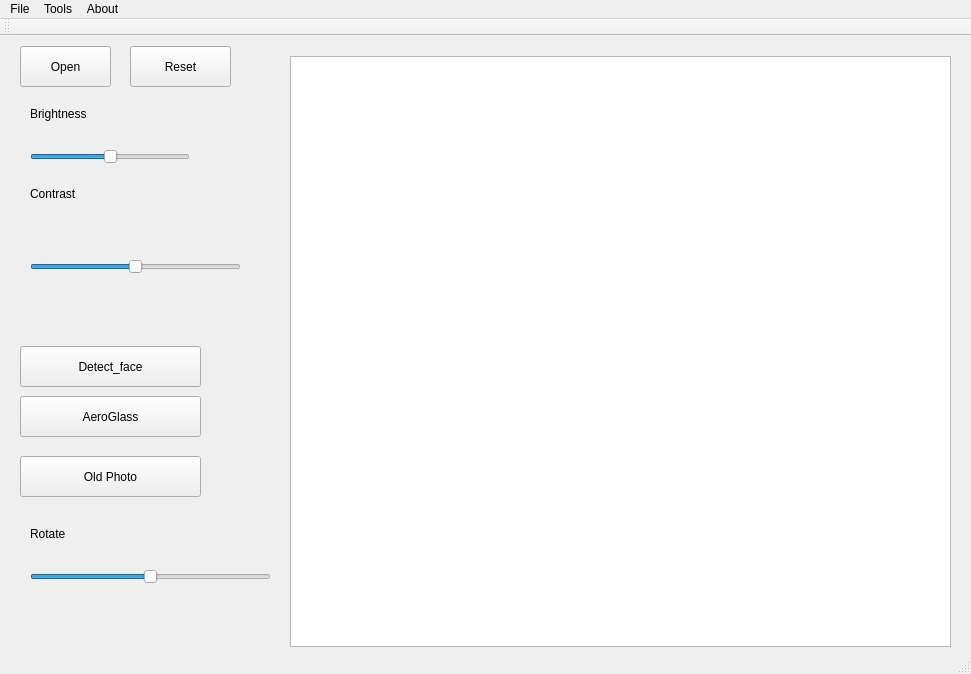
Above: view.ui from yang-han/GraphicsEditor before the change. Below: the same form after it.
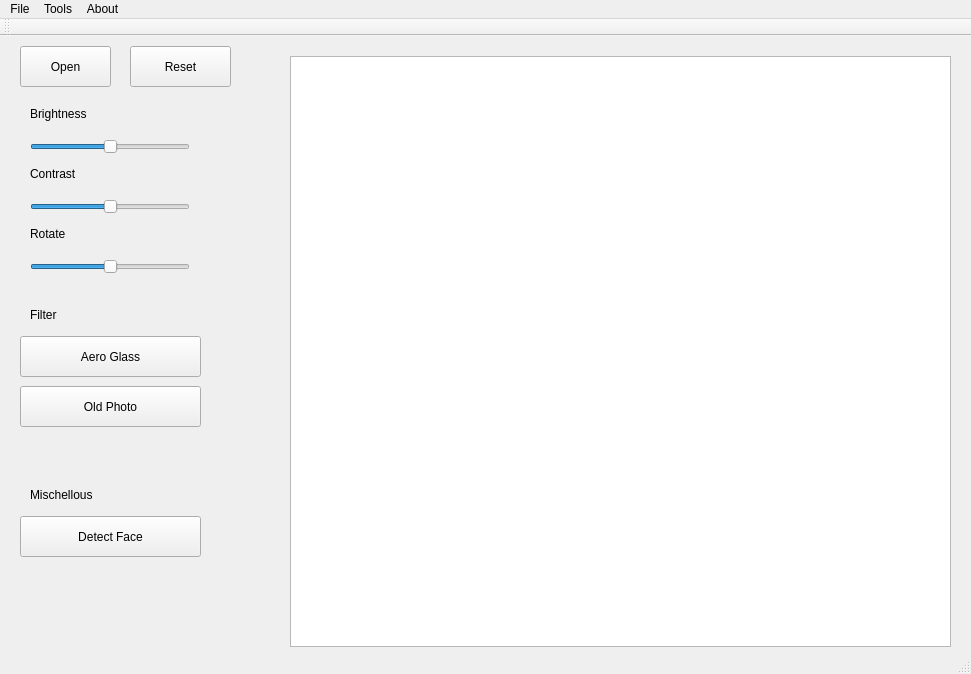
That is the form after the change.

What changed in the file:
```diff
--- a/view.ui
+++ b/view.ui
@@ -44,7 +44,7 @@
     <property name="geometry">
      <rect>
       <x>30</x>
-      <y>110</y>
+      <y>100</y>
       <width>160</width>
       <height>22</height>
      </rect>
@@ -98,8 +98,8 @@
     <property name="geometry">
      <rect>
       <x>30</x>
-      <y>220</y>
-      <width>211</width>
+      <y>160</y>
+      <width>160</width>
       <height>22</height>
      </rect>
     </property>
@@ -129,7 +129,7 @@
     <property name="geometry">
      <rect>
       <x>30</x>
-      <y>150</y>
+      <y>130</y>
       <width>60</width>
       <height>16</height>
      </rect>
@@ -142,7 +142,7 @@
     <property name="geometry">
      <rect>
       <x>20</x>
-      <y>420</y>
+      <y>350</y>
       <width>181</width>
       <height>41</height>
      </rect>
@@ -168,21 +168,21 @@
     <property name="geometry">
      <rect>
       <x>20</x>
-      <y>310</y>
+      <y>480</y>
       <width>181</width>
       <height>41</height>
      </rect>
     </property>
     <property name="text">
-     <string>Detect_face</string>
+     <string>Detect Face</string>
     </property>
    </widget>
    <widget class="QSlider" name="rotateSlider">
     <property name="geometry">
      <rect>
       <x>30</x>
-      <y>530</y>
-      <width>241</width>
+      <y>220</y>
+      <width>160</width>
       <height>21</height>
      </rect>
     </property>
@@ -200,7 +200,7 @@
     <property name="geometry">
      <rect>
       <x>30</x>
-      <y>490</y>
+      <y>190</y>
       <width>60</width>
       <height>16</height>
      </rect>
@@ -213,13 +213,39 @@
     <property name="geometry">
      <rect>
       <x>20</x>
-      <y>360</y>
+      <y>300</y>
       <width>181</width>
       <height>41</height>
      </rect>
     </property>
     <property name="text">
-     <string>AeroGlass</string>
+     <string>Aero Glass</string>
+    </property>
+   </widget>
+   <widget class="QLabel" name="label_5">
+    <property name="geometry">
+     <rect>
+      <x>30</x>
+      <y>270</y>
+      <width>67</width>
+      <height>17</height>
+     </rect>
+    </property>
+    <property name="text">
+     <string>Filter</string>
+    </property>
+   </widget>
+   <widget class="QLabel" name="label_6">
+    <property name="geometry">
+     <rect>
+      <x>30</x>
+      <y>450</y>
+      <width>101</width>
+      <height>17</height>
+     </rect>
+    </property>
+    <property name="text">
+     <string>Mischellous</string>
     </property>
    </widget>
   </widget>
```
Left out of the diff: 2 changed lines with no effect on the pictures.
